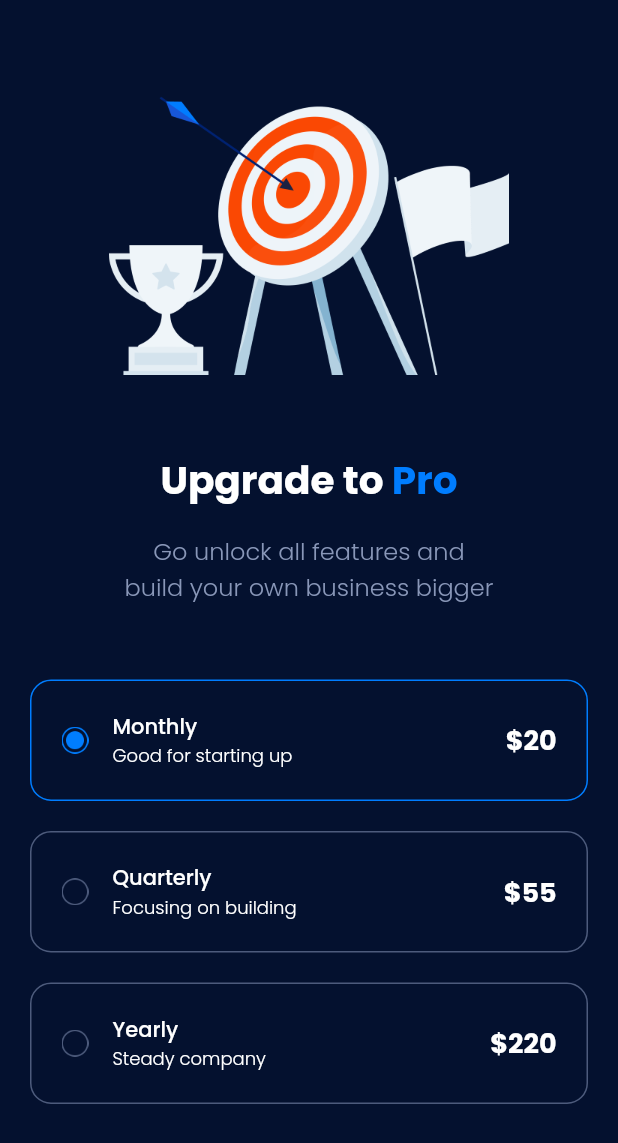
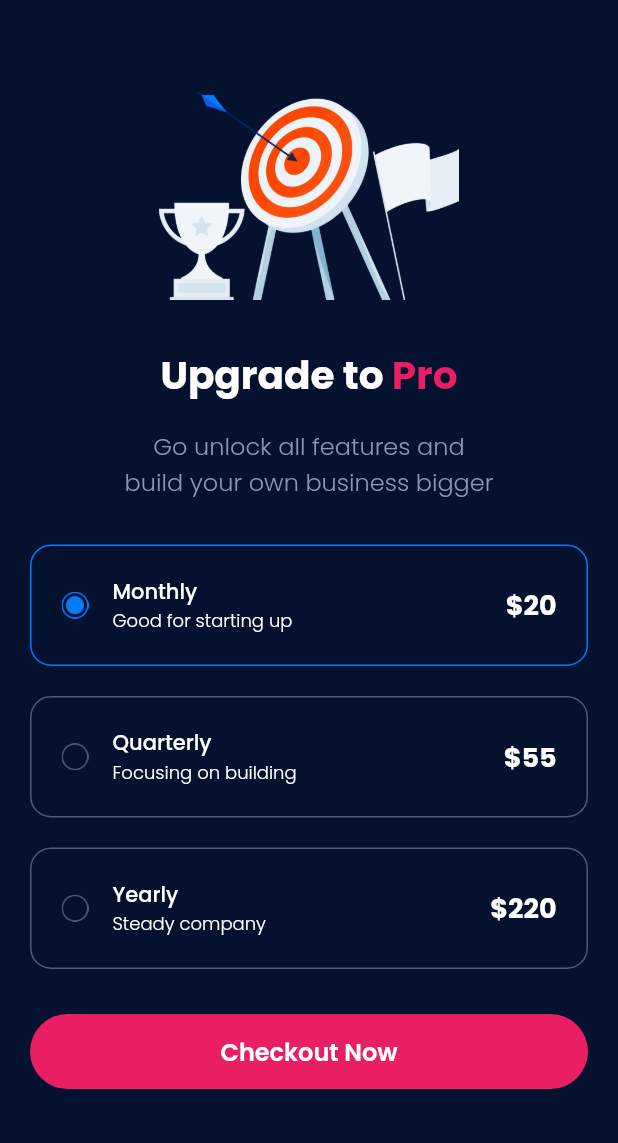
Before and after one commit to RidhaAF/payment_app, a Flutter app: the screen it shows after launch, after a tap on "Monthly", on a phone screen of 412 x 824 dp. Shown: the top 1143 px of the screen. Run offline on Flutter 3.47's test engine with Material 2 defaults, Android fonts, the phone set to English and light mode, and no system bars; our stand-ins replace google_fonts.

Commit message:
Add Checkout Button

```diff
--- a/lib/main.dart
+++ b/lib/main.dart
@@ -27,12 +27,11 @@ class _MyAppState extends State<MyApp> {
             Center(
               child: Image.asset(
                 'assets/icon_one.png',
-                height: 200,
-                width: 267,
+                height: 150,
               ),
             ),
             SizedBox(
-              height: 50,
+              height: 30,
             ),
             Row(
               mainAxisAlignment: MainAxisAlignment.center,
@@ -44,7 +43,7 @@ class _MyAppState extends State<MyApp> {
                 Text(
                   'Pro',
                   style: titleTextStyle.copyWith(
-                    color: Color(0XFF007DFF),
+                    color: Colors.pink,
                   ),
                 ),
               ],
@@ -58,7 +57,7 @@ class _MyAppState extends State<MyApp> {
               textAlign: TextAlign.center,
             ),
             SizedBox(
-              height: 40,
+              height: 20,
             ),
           ],
         ),
@@ -125,17 +124,44 @@ class _MyAppState extends State<MyApp> {
       );
     }
 
+    Widget checkoutButton() {
+      return Container(
+        margin: EdgeInsets.symmetric(
+          horizontal: 20,
+          vertical: 20,
+        ),
+        height: 50,
+        width: double.infinity,
+        child: TextButton(
+          onPressed: () {},
+          style: TextButton.styleFrom(
+            backgroundColor: Colors.pink,
+            shape: RoundedRectangleBorder(
+              borderRadius: BorderRadius.circular(70),
+            ),
+          ),
+          child: Text(
+            'Checkout Now',
+            style: buttonTextStyle,
+          ),
+        ),
+      );
+    }
+
     return MaterialApp(
       debugShowCheckedModeBanner: false,
       home: Scaffold(
         backgroundColor: backgroundColor,
-        body: Column(
+        body: SingleChildScrollView(
+          child: Column(
             children: [
               header(),
               option(0, 'Monthly', 'Good for starting up', '\$20'),
               option(1, 'Quarterly', 'Focusing on building', '\$55'),
               option(2, 'Yearly', 'Steady company', '\$220'),
+              selectedIndex == -1 ? SizedBox() : checkoutButton(),
             ],
+          ),
         ),
       ),
     );
```
Lines whose indentation alone changed are shown as unchanged.
